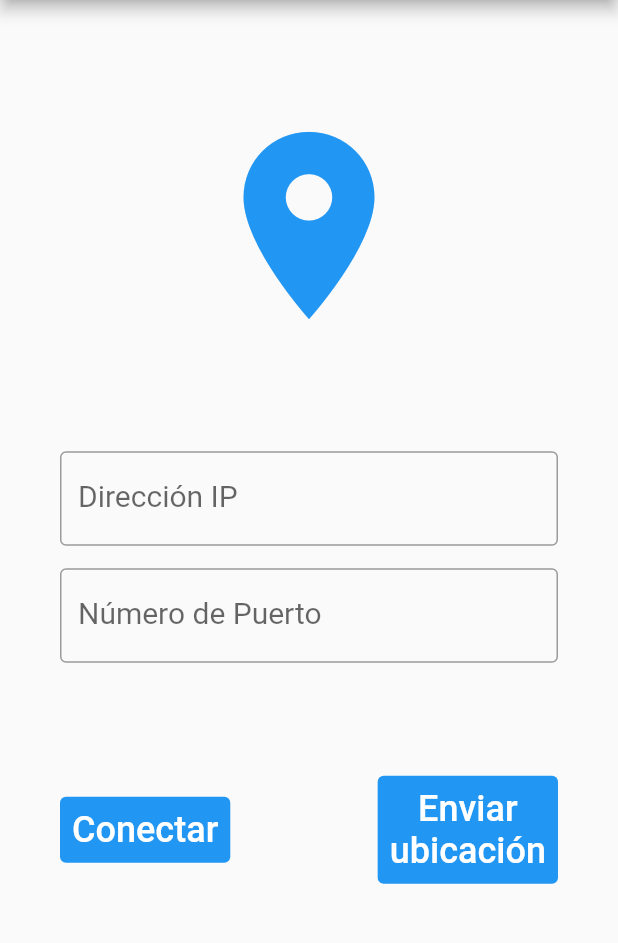
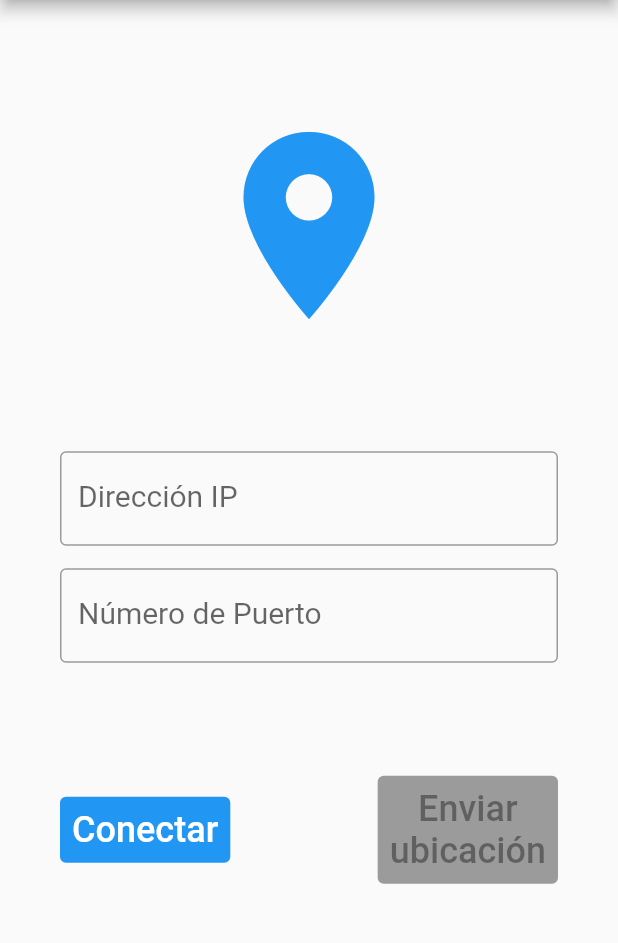
Before and after one commit to rdmm123/encuentrame_tcp, a Flutter app: the screen it shows after launch, on a phone screen of 412 x 824 dp, the part 84-1027 px from its top. Run offline on Flutter 3.47's test engine with Material 2 defaults, Android fonts, the phone set to English and light mode, and no system bars; our stand-ins replace fluttertoast, geolocator, permission_handler, socket_io_client.

Commit message:
Added interactivity

```diff
--- a/lib/main.dart
+++ b/lib/main.dart
@@ -41,7 +41,7 @@ class HomeScreen extends StatefulWidget {
 
 class _HomeScreenState extends State<HomeScreen> {
   String _locationMessage = "";
-  var position, socket, ip, port;
+  var position, socket, ip, port, lastIp, lastPort;
   final buttontext = new TextStyle(fontSize: 24.0);
   final coordtext = new TextStyle(fontSize: 24.0);
   bool isConnected = false;
@@ -111,13 +111,13 @@ class _HomeScreenState extends State<HomeScreen> {
       print('Connection lost.');
       setState(() {
         isConnected = false;
+      });
       Fluttertoast.showToast(
           msg: "Servidor desconectado.",
           toastLength: Toast.LENGTH_SHORT,
           gravity: ToastGravity.BOTTOM,
           timeInSecForIosWeb: 1,
           fontSize: 16);
-      });
     });
   }
 
@@ -153,7 +153,7 @@ class _HomeScreenState extends State<HomeScreen> {
     }
   }
 
-  Widget disconnectButton(){
+  Widget disconnectButton() {
     return TextButton(
       onPressed: () {
         socket.disconnect();
@@ -163,12 +163,11 @@ class _HomeScreenState extends State<HomeScreen> {
         style: buttontext,
       ),
       style: TextButton.styleFrom(
-          primary: Colors.white,
-          backgroundColor: Colors.redAccent),
+          primary: Colors.white, backgroundColor: Colors.redAccent),
     );
   }
 
-  Widget connectButton(){
+  Widget connectButton() {
     return TextButton(
       onPressed: () {
         final isValid = formKey.currentState!.validate();
@@ -248,6 +247,7 @@ class _HomeScreenState extends State<HomeScreen> {
                         FilteringTextInputFormatter.allow(
                             RegExp(r'[0-9]*\.?[0-9]*'))
                       ],
+                      enabled: !isConnected,
                     ),
                     Padding(
                       padding: const EdgeInsets.fromLTRB(0, 15, 0, 0),
@@ -272,6 +272,7 @@ class _HomeScreenState extends State<HomeScreen> {
                         inputFormatters: <TextInputFormatter>[
                           FilteringTextInputFormatter.digitsOnly
                         ],
+                        enabled: !isConnected,
                       ),
                     ),
                   ],
@@ -280,13 +281,14 @@ class _HomeScreenState extends State<HomeScreen> {
             ),
             Padding(
               padding: const EdgeInsets.only(left: 40, right: 40),
-              child: Flexible(
               child: Row(
                 mainAxisAlignment: MainAxisAlignment.spaceBetween,
                 children: [
                   isConnected ? disconnectButton() : connectButton(),
                   TextButton(
-                      onPressed: () {
+                    onPressed: !isConnected
+                        ? null
+                        : () {
                             final isValid = formKey.currentState!.validate();
                             if (isValid) {
                               formKey.currentState!.save();
@@ -300,10 +302,11 @@ class _HomeScreenState extends State<HomeScreen> {
                     ),
                     style: TextButton.styleFrom(
                         primary: Colors.white,
-                          backgroundColor: Theme.of(context).primaryColor),
+                        backgroundColor: !isConnected
+                            ? Theme.of(context).disabledColor
+                            : Theme.of(context).primaryColor),
                   ),
                 ],
-                ),
               ),
             ),
             Text(
```
Lines whose indentation alone changed are shown as unchanged.
